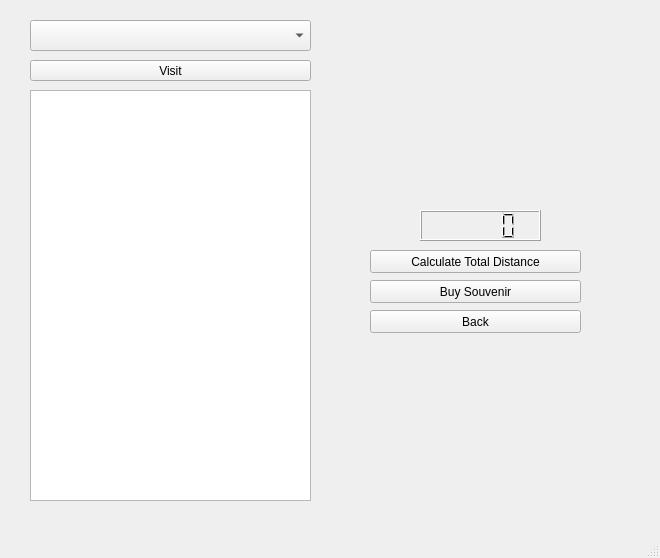
First picture: the form in startlosangeles.ui, repository Jesus0342/CS1D-Project-2, before the edit.
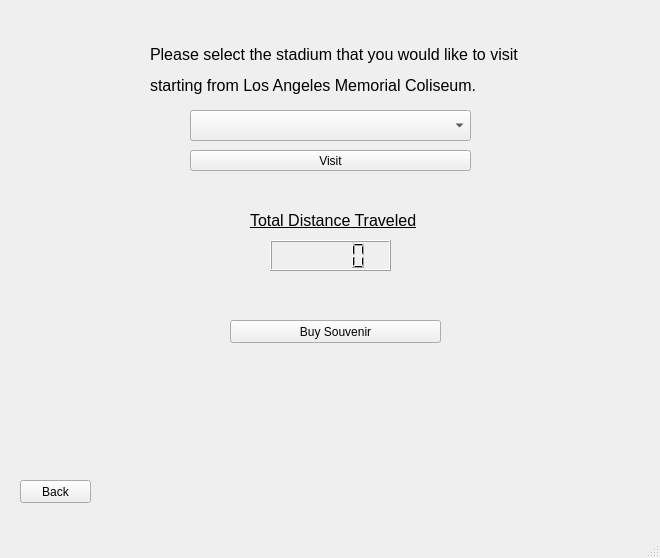
Second picture: the form after the edit.

What changed in the file:
```diff
--- a/startlosangeles.ui
+++ b/startlosangeles.ui
@@ -14,44 +14,21 @@
    <string>MainWindow</string>
   </property>
   <widget class="QWidget" name="centralwidget">
-   <widget class="QTableWidget" name="tableWidget_routes">
-    <property name="geometry">
-     <rect>
-      <x>30</x>
-      <y>90</y>
-      <width>281</width>
-      <height>411</height>
-     </rect>
-    </property>
-   </widget>
    <widget class="QComboBox" name="comboBox_listofstadiums">
     <property name="geometry">
      <rect>
-      <x>30</x>
-      <y>20</y>
+      <x>190</x>
+      <y>110</y>
       <width>281</width>
       <height>31</height>
      </rect>
     </property>
    </widget>
-   <widget class="QPushButton" name="pushButton_totalDist">
-    <property name="geometry">
-     <rect>
-      <x>370</x>
-      <y>250</y>
-      <width>211</width>
-      <height>23</height>
-     </rect>
-    </property>
-    <property name="text">
-     <string>Calculate Total Distance</string>
-    </property>
-   </widget>
    <widget class="QLCDNumber" name="lcdNumber">
     <property name="geometry">
      <rect>
-      <x>420</x>
-      <y>210</y>
+      <x>270</x>
+      <y>240</y>
       <width>121</width>
       <height>31</height>
      </rect>
@@ -60,9 +37,9 @@
    <widget class="QPushButton" name="pushButton_back">
     <property name="geometry">
      <rect>
-      <x>370</x>
-      <y>310</y>
-      <width>211</width>
+      <x>20</x>
+      <y>480</y>
+      <width>71</width>
       <height>23</height>
      </rect>
     </property>
@@ -73,8 +50,8 @@
    <widget class="QPushButton" name="pushButton_buySouv">
     <property name="geometry">
      <rect>
-      <x>370</x>
-      <y>280</y>
+      <x>230</x>
+      <y>320</y>
       <width>211</width>
       <height>23</height>
      </rect>
@@ -86,8 +63,8 @@
    <widget class="QPushButton" name="pushButton_visit">
     <property name="geometry">
      <rect>
-      <x>30</x>
-      <y>60</y>
+      <x>190</x>
+      <y>150</y>
       <width>281</width>
       <height>21</height>
      </rect>
@@ -96,6 +73,32 @@
      <string>Visit</string>
     </property>
    </widget>
+   <widget class="QLabel" name="label">
+    <property name="geometry">
+     <rect>
+      <x>150</x>
+      <y>40</y>
+      <width>371</width>
+      <height>61</height>
+     </rect>
+    </property>
+    <property name="text">
+     <string>&lt;html&gt;&lt;head/&gt;&lt;body&gt;&lt;p&gt;&lt;span style=&quot; font-size:12pt;&quot;&gt;Please select the stadium that you would like to visit&lt;/span&gt;&lt;/p&gt;&lt;p&gt;&lt;span style=&quot; font-size:12pt;&quot;&gt;starting from Los Angeles Memorial Coliseum.&lt;/span&gt;&lt;/p&gt;&lt;/body&gt;&lt;/html&gt;</string>
+    </property>
+   </widget>
+   <widget class="QLabel" name="label_2">
+    <property name="geometry">
+     <rect>
+      <x>250</x>
+      <y>210</y>
+      <width>181</width>
+      <height>21</height>
+     </rect>
+    </property>
+    <property name="text">
+     <string>&lt;html&gt;&lt;head/&gt;&lt;body&gt;&lt;p&gt;&lt;span style=&quot; font-size:12pt; text-decoration: underline;&quot;&gt;Total Distance Traveled&lt;/span&gt;&lt;/p&gt;&lt;/body&gt;&lt;/html&gt;</string>
+    </property>
+   </widget>
   </widget>
   <widget class="QMenuBar" name="menubar">
    <property name="geometry">
```
